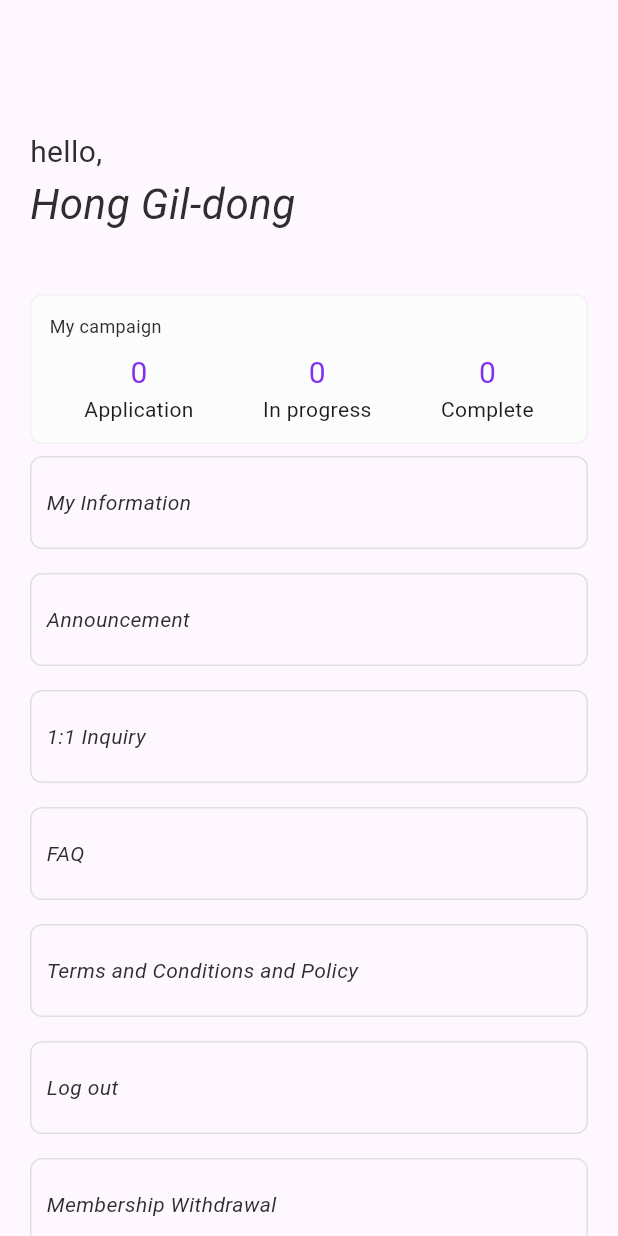
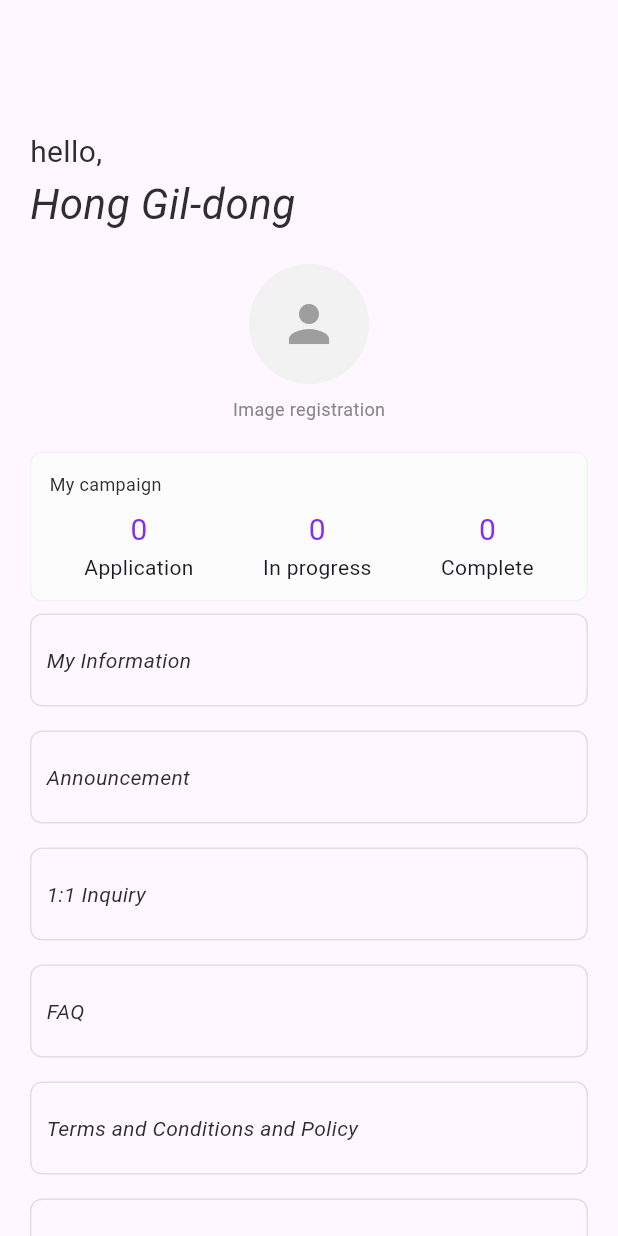
Before and after one commit to shaina-pachica/Flutter, a Flutter app: the screen it shows after launch, on a phone screen of 412 x 824 dp. Run offline on Flutter 3.47's test engine with Material 3 defaults, Android fonts, the phone set to English and light mode, and no system bars; our stand-ins replace image_picker; Roboto replaces fonts that are missing (ABeeZee).

Commit message:
1. updated README.md: defined the app architecture and justified the packages in use. 2. Initialized the image_registration (widget/) and added dependency on pubspec.yml (image_picker) and edited the AndroidManifest.xml (for android permission and camera/galerry to work)

```diff
--- a/lib/app/views/home_view.dart
+++ b/lib/app/views/home_view.dart
@@ -2,11 +2,12 @@ import 'package:flutter/material.dart';
 import '../widgets/profile_header.dart';
 import '../widgets/campaign_summary.dart';
 import '../widgets/menu_item.dart'; //MenuItem widget for the menu items
+import '../widgets/image_registration.dart'; // Image registration widget
 
 class HomeView extends StatelessWidget {
   const HomeView({super.key});
 
-  final String username = "Hong Gil-dong"; // 🔹 highlight: dynamic username
+  final String username = "Hong Gil-dong"; // ❗ highlight: dynamic username
 
   @override
   Widget build(BuildContext context) {
@@ -17,7 +18,7 @@ class HomeView extends StatelessWidget {
             children: [
               ProfileHeader(username: username),
               const SizedBox(height: 20),
-              // 🔹 insert for image
+              const ImageRegistration(),
               const SizedBox(height: 20),
               const CampaignSummary(),
 
--- a/lib/app/widgets/image_registration.dart
+++ b/lib/app/widgets/image_registration.dart
@@ -0,0 +1,61 @@
+import 'package:flutter/material.dart';
+import 'package:image_picker/image_picker.dart'; // Importing image picker for image registration
+
+
+class ImageRegistration extends StatelessWidget {
+  const ImageRegistration({super.key});
+
+  Future<void> _pickImage(BuildContext context, ImageSource source) async {
+    final picker = ImagePicker();
+    await picker.pickImage(source: source);
+    // 🔹 handle image storage or upload later
+  }
+
+  @override
+  Widget build(BuildContext context) {
+    return Center(
+      child: InkWell(
+        onTap: () {
+          showModalBottomSheet(
+            context: context,
+            builder: (context) => Column(
+              mainAxisSize: MainAxisSize.min,
+              children: [
+                ListTile(
+                  leading: const Icon(Icons.camera_alt),
+                  title: const Text("Take a photo"),
+                  onTap: () {
+                    Navigator.pop(context);
+                    _pickImage(context, ImageSource.camera);
+                  },
+                ),
+                ListTile(
+                  leading: const Icon(Icons.photo_library),
+                  title: const Text("Choose from gallery"),
+                  onTap: () {
+                    Navigator.pop(context);
+                    _pickImage(context, ImageSource.gallery);
+                  },
+                ),
+              ],
+            ),
+          );
+        },
+        child: Column(
+          children: const [
+            CircleAvatar(
+              radius: 40,
+              backgroundColor: Color(0xFFF2F2F2),
+              child: Icon(Icons.person, size: 40, color: Colors.grey),
+            ),
+            SizedBox(height: 8),
+            Text(
+              "Image registration",
+              style: TextStyle(color: Color(0xFF878787), fontSize: 12),
+            ),
+          ],
+        ),
+      ),
+    );
+  }
+}
--- a/lib/app/widgets/profile_header.dart
+++ b/lib/app/widgets/profile_header.dart
@@ -20,7 +20,7 @@ class ProfileHeader extends StatelessWidget {
                 style: TextStyle(fontSize: 20, color: Color(0xFF2E2E2E)),
               ),
               Text(
-                username, // 🔹 username
+                username, // ❗ username
                 style: const TextStyle(
                   fontSize: 28,
                   fontStyle: FontStyle.italic,
--- a/pubspec.yaml
+++ b/pubspec.yaml
@@ -34,9 +34,9 @@ dependencies:
   # The following adds the Cupertino Icons font to your application.
   # Use with the CupertinoIcons class for iOS style icons.
   cupertino_icons: ^1.0.8
-
-  get: ^4.6.5
-  permission_handler: ^11.3.0
+  get: ^4.6.5 # State management package (GetX)
+  permission_handler: ^11.3.0 # Package for handling permissions
+  image_picker: ^1.1.2 # Package for picking images from the gallery or camera
 
 dev_dependencies:
   flutter_test:
```
Also changed, not shown: lib/app/routes/app_pages.dart (+17 -1 lines), pubspec.lock, 7 other files.
